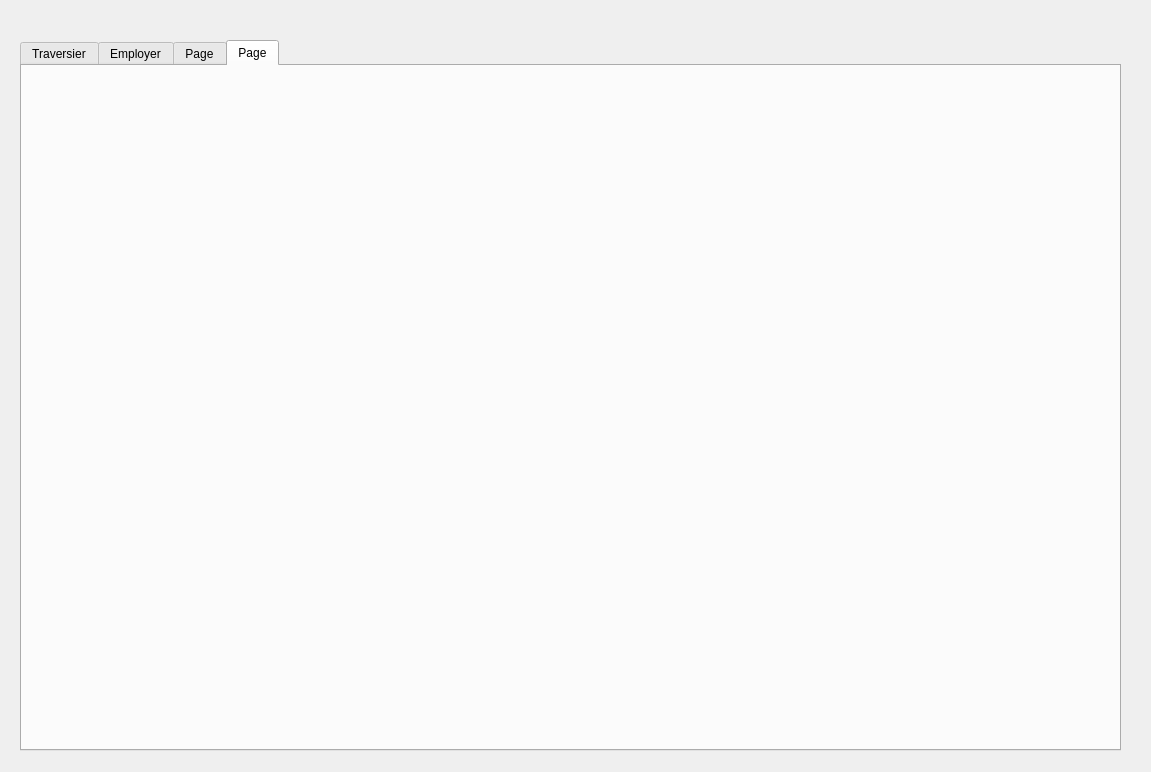
BigDaveP/ProjetTraversier, file Template.ui: the form before one commit.
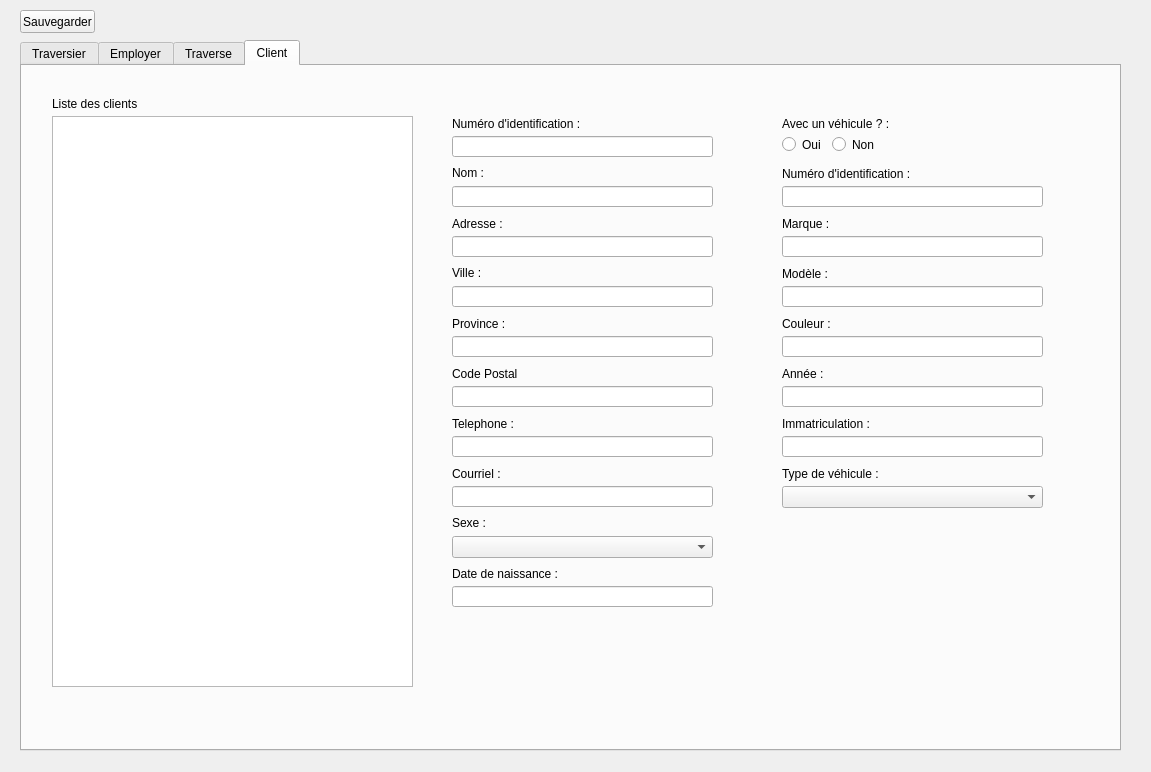
The form after the commit. The open tabs and pages were chosen to show the change.

What changed in the file:
```diff
--- a/Template.ui
+++ b/Template.ui
@@ -552,15 +552,484 @@
    </widget>
    <widget class="QWidget" name="tab_3">
     <attribute name="title">
-     <string>Page</string>
+     <string>Traverse</string>
     </attribute>
    </widget>
    <widget class="QWidget" name="tab_4">
     <attribute name="title">
-     <string>Page</string>
+     <string>Client</string>
     </attribute>
+    <widget class="QListWidget" name="listClients">
+     <property name="geometry">
+      <rect>
+       <x>30</x>
+       <y>50</y>
+       <width>361</width>
+       <height>571</height>
+      </rect>
+     </property>
+    </widget>
+    <widget class="QLabel" name="label_28">
+     <property name="geometry">
+      <rect>
+       <x>30</x>
+       <y>30</y>
+       <width>171</width>
+       <height>16</height>
+      </rect>
+     </property>
+     <property name="text">
+      <string>Liste des clients</string>
+     </property>
+    </widget>
+    <widget class="QLabel" name="label_61">
+     <property name="geometry">
+      <rect>
+       <x>430</x>
+       <y>300</y>
+       <width>81</width>
+       <height>16</height>
+      </rect>
+     </property>
+     <property name="text">
+      <string>Code Postal</string>
+     </property>
+    </widget>
+    <widget class="QLineEdit" name="nomClient">
+     <property name="geometry">
+      <rect>
+       <x>430</x>
+       <y>120</y>
+       <width>261</width>
+       <height>21</height>
+      </rect>
+     </property>
+    </widget>
+    <widget class="QLineEdit" name="adresseClient">
+     <property name="geometry">
+      <rect>
+       <x>430</x>
+       <y>170</y>
+       <width>261</width>
+       <height>21</height>
+      </rect>
+     </property>
+    </widget>
+    <widget class="QLineEdit" name="provinceClient">
+     <property name="geometry">
+      <rect>
+       <x>430</x>
+       <y>270</y>
+       <width>261</width>
+       <height>21</height>
+      </rect>
+     </property>
+    </widget>
+    <widget class="QLabel" name="label_62">
+     <property name="geometry">
+      <rect>
+       <x>430</x>
+       <y>100</y>
+       <width>47</width>
+       <height>13</height>
+      </rect>
+     </property>
+     <property name="text">
+      <string>Nom :</string>
+     </property>
+    </widget>
+    <widget class="QLabel" name="label_63">
+     <property name="geometry">
+      <rect>
+       <x>430</x>
+       <y>200</y>
+       <width>47</width>
+       <height>13</height>
+      </rect>
+     </property>
+     <property name="text">
+      <string>Ville :</string>
+     </property>
+    </widget>
+    <widget class="QLineEdit" name="telephoneClient">
+     <property name="geometry">
+      <rect>
+       <x>430</x>
+       <y>370</y>
+       <width>261</width>
+       <height>21</height>
+      </rect>
+     </property>
+    </widget>
+    <widget class="QLineEdit" name="codePostalClient">
+     <property name="geometry">
+      <rect>
+       <x>430</x>
+       <y>320</y>
+       <width>261</width>
+       <height>21</height>
+      </rect>
+     </property>
+    </widget>
+    <widget class="QLabel" name="label_64">
+     <property name="geometry">
+      <rect>
+       <x>430</x>
+       <y>400</y>
+       <width>61</width>
+       <height>16</height>
+      </rect>
+     </property>
+     <property name="text">
+      <string>Courriel :</string>
+     </property>
+    </widget>
+    <widget class="QLabel" name="label_65">
+     <property name="geometry">
+      <rect>
+       <x>430</x>
+       <y>50</y>
+       <width>131</width>
+       <height>16</height>
+      </rect>
+     </property>
+     <property name="text">
+      <string>Numéro d'identification :</string>
+     </property>
+    </widget>
+    <widget class="QLabel" name="label_66">
+     <property name="geometry">
+      <rect>
+       <x>430</x>
+       <y>150</y>
+       <width>61</width>
+       <height>16</height>
+      </rect>
+     </property>
+     <property name="text">
+      <string>Adresse :</string>
+     </property>
+    </widget>
+    <widget class="QLineEdit" name="villeClient">
+     <property name="geometry">
+      <rect>
+       <x>430</x>
+       <y>220</y>
+       <width>261</width>
+       <height>21</height>
+      </rect>
+     </property>
+    </widget>
+    <widget class="QLabel" name="label_67">
+     <property name="geometry">
+      <rect>
+       <x>430</x>
+       <y>250</y>
+       <width>61</width>
+       <height>16</height>
+      </rect>
+     </property>
+     <property name="text">
+      <string>Province : </string>
+     </property>
+    </widget>
+    <widget class="QLineEdit" name="numClient">
+     <property name="geometry">
+      <rect>
+       <x>430</x>
+       <y>70</y>
+       <width>261</width>
+       <height>21</height>
+      </rect>
+     </property>
+    </widget>
+    <widget class="QLabel" name="label_68">
+     <property name="geometry">
+      <rect>
+       <x>430</x>
+       <y>350</y>
+       <width>71</width>
+       <height>16</height>
+      </rect>
+     </property>
+     <property name="text">
+      <string>Telephone : </string>
+     </property>
+    </widget>
+    <widget class="QLabel" name="label_69">
+     <property name="geometry">
+      <rect>
+       <x>430</x>
+       <y>450</y>
+       <width>47</width>
+       <height>13</height>
+      </rect>
+     </property>
+     <property name="text">
+      <string>Sexe : </string>
+     </property>
+    </widget>
+    <widget class="QLineEdit" name="courrielClient">
+     <property name="geometry">
+      <rect>
+       <x>430</x>
+       <y>420</y>
+       <width>261</width>
+       <height>21</height>
+      </rect>
+     </property>
+    </widget>
+    <widget class="QLabel" name="label_70">
+     <property name="geometry">
+      <rect>
+       <x>760</x>
+       <y>50</y>
+       <width>111</width>
+       <height>16</height>
+      </rect>
+     </property>
+     <property name="text">
+      <string>Avec un véhicule ? :</string>
+     </property>
+    </widget>
+    <widget class="QRadioButton" name="vehiculeOui">
+     <property name="geometry">
+      <rect>
+       <x>760</x>
+       <y>70</y>
+       <width>82</width>
+       <height>17</height>
+      </rect>
+     </property>
+     <property name="text">
+      <string>Oui</string>
+     </property>
+    </widget>
+    <widget class="QRadioButton" name="vehiculeNon">
+     <property name="geometry">
+      <rect>
+       <x>810</x>
+       <y>70</y>
+       <width>82</width>
+       <height>17</height>
+      </rect>
+     </property>
+     <property name="text">
+      <string>Non</string>
+     </property>
+    </widget>
+    <widget class="QLineEdit" name="numVehicule">
+     <property name="geometry">
+      <rect>
+       <x>760</x>
+       <y>120</y>
+       <width>261</width>
+       <height>21</height>
+      </rect>
+     </property>
+    </widget>
+    <widget class="QLabel" name="label_71">
+     <property name="geometry">
+      <rect>
+       <x>760</x>
+       <y>100</y>
+       <width>151</width>
+       <height>16</height>
+      </rect>
+     </property>
+     <property name="text">
+      <string>Numéro d'identification : </string>
+     </property>
+    </widget>
+    <widget class="QLabel" name="label_72">
+     <property name="geometry">
+      <rect>
+       <x>760</x>
+       <y>150</y>
+       <width>151</width>
+       <height>16</height>
+      </rect>
+     </property>
+     <property name="text">
+      <string>Marque : </string>
+     </property>
+    </widget>
+    <widget class="QLineEdit" name="marqueVehicule">
+     <property name="geometry">
+      <rect>
+       <x>760</x>
+       <y>170</y>
+       <width>261</width>
+       <height>21</height>
+      </rect>
+     </property>
+    </widget>
+    <widget class="QLabel" name="label_73">
+     <property name="geometry">
+      <rect>
+       <x>760</x>
+       <y>200</y>
+       <width>151</width>
+       <height>16</height>
+      </rect>
+     </property>
+     <property name="text">
+      <string>Modèle : </string>
+     </property>
+    </widget>
+    <widget class="QLineEdit" name="modeleVehicule">
+     <property name="geometry">
+      <rect>
+       <x>760</x>
+       <y>220</y>
+       <width>261</width>
+       <height>21</height>
+      </rect>
+     </property>
+    </widget>
+    <widget class="QLabel" name="label_74">
+     <property name="geometry">
+      <rect>
+       <x>760</x>
+       <y>250</y>
+       <width>151</width>
+       <height>16</height>
+      </rect>
+     </property>
+     <property name="text">
+      <string>Couleur : </string>
+     </property>
+    </widget>
+    <widget class="QLineEdit" name="couleurVehicule">
+     <property name="geometry">
+      <rect>
+       <x>760</x>
+       <y>270</y>
+       <width>261</width>
+       <height>21</height>
+      </rect>
+     </property>
+    </widget>
+    <widget class="QLabel" name="label_75">
+     <property name="geometry">
+      <rect>
+       <x>760</x>
+       <y>300</y>
+       <width>151</width>
+       <height>16</height>
+      </rect>
+     </property>
+     <property name="text">
+      <string>Année : </string>
+     </property>
+    </widget>
+    <widget class="QLineEdit" name="anneeVehicule">
+     <property name="geometry">
+      <rect>
+       <x>760</x>
+       <y>320</y>
+       <width>261</width>
+       <height>21</height>
+      </rect>
+     </property>
+    </widget>
+    <widget class="QLineEdit" name="immatriculationVehicule">
+     <property name="geometry">
+      <rect>
+       <x>760</x>
+       <y>370</y>
+       <width>261</width>
+       <height>21</height>
+      </rect>
+     </property>
+    </widget>
+    <widget class="QLabel" name="label_76">
+     <property name="geometry">
+      <rect>
+       <x>760</x>
+       <y>350</y>
+       <width>151</width>
+       <height>16</height>
+      </rect>
+     </property>
+     <property name="text">
+      <string>Immatriculation :</string>
+     </property>
+    </widget>
+    <widget class="QLabel" name="label_123">
+     <property name="geometry">
+      <rect>
+       <x>760</x>
+       <y>400</y>
+       <width>151</width>
+       <height>16</height>
+      </rect>
+     </property>
+     <property name="text">
+      <string>Type de véhicule : </string>
+     </property>
+    </widget>
+    <widget class="QComboBox" name="typeVehicule">
+     <property name="geometry">
+      <rect>
+       <x>760</x>
+       <y>420</y>
+       <width>261</width>
+       <height>22</height>
+      </rect>
+     </property>
+    </widget>
+    <widget class="QLineEdit" name="dateNaissanceClient">
+     <property name="geometry">
+      <rect>
+       <x>430</x>
+       <y>520</y>
+       <width>261</width>
+       <height>21</height>
+      </rect>
+     </property>
+     <property name="text">
+      <string/>
+     </property>
+    </widget>
+    <widget class="QLabel" name="label_124">
+     <property name="geometry">
+      <rect>
+       <x>430</x>
+       <y>500</y>
+       <width>111</width>
+       <height>16</height>
+      </rect>
+     </property>
+     <property name="text">
+      <string>Date de naissance : </string>
+     </property>
+    </widget>
+    <widget class="QComboBox" name="comboBox_2">
+     <property name="geometry">
+      <rect>
+       <x>430</x>
+       <y>470</y>
+       <width>261</width>
+       <height>22</height>
+      </rect>
+     </property>
+    </widget>
    </widget>
   </widget>
+  <widget class="QPushButton" name="sauvegarder">
+   <property name="geometry">
+    <rect>
+     <x>20</x>
+     <y>10</y>
+     <width>75</width>
+     <height>23</height>
+    </rect>
+   </property>
+   <property name="text">
+    <string>Sauvegarder</string>
+   </property>
+  </widget>
  </widget>
  <resources/>
  <connections/>
```
Left out of the diff: 275 changed lines with no effect on the pictures.
